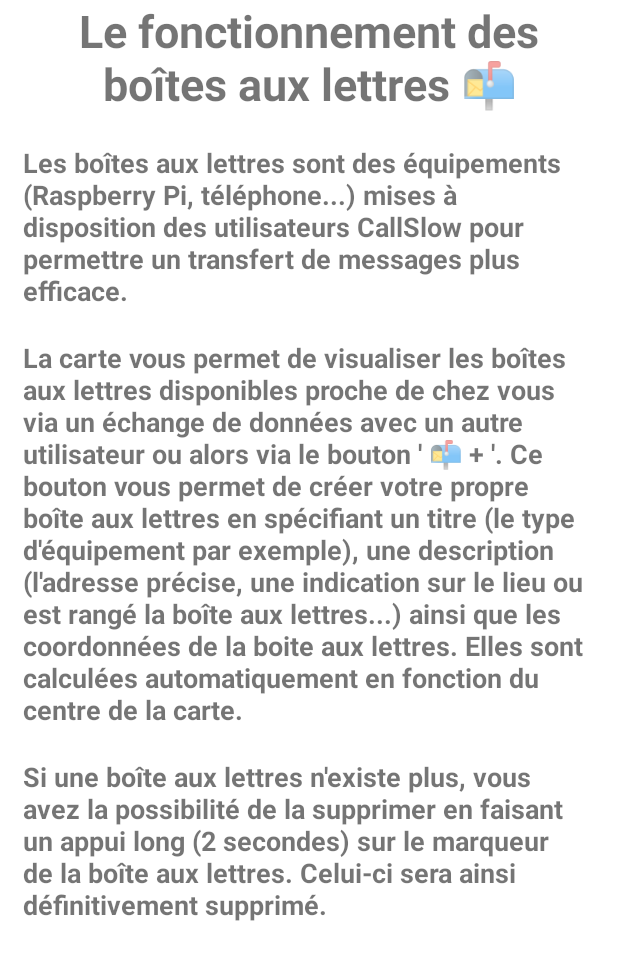
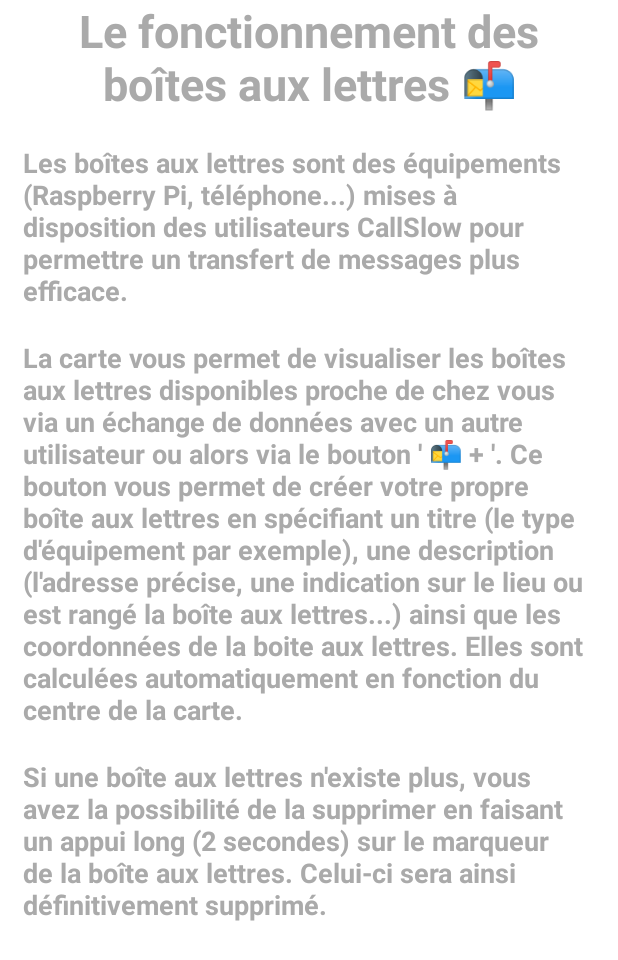
Before and after one commit to CallSlow/CallSlow, an Android app: the layout tuto_maps_popup.xml on its own in the app's theme, with its tools: preview values and no code run, on a phone screen of 412 x 824 dp. Shown: the top 960 px of the screen. Run offline under Robolectric (Android 15) with nearby library versions, the phone set to English and light mode, and no system bars.

```diff
--- a/app/src/main/res/layout/maps_popup.xml
+++ b/app/src/main/res/layout/maps_popup.xml
@@ -1,7 +1,5 @@
 <?xml version="1.0" encoding="utf-8"?>
 <LinearLayout xmlns:android="http://schemas.android.com/apk/res/android"
-    xmlns:app="http://schemas.android.com/apk/res-auto"
-    xmlns:tools="http://schemas.android.com/tools"
     android:id="@+id/conversation_fragment"
     android:layout_width="match_parent"
     android:layout_height="match_parent"
--- a/app/src/main/res/layout/tuto_maps_popup.xml
+++ b/app/src/main/res/layout/tuto_maps_popup.xml
@@ -23,6 +23,7 @@
             android:layout_width="wrap_content"
             android:layout_height="wrap_content"
             android:text="Le fonctionnement des boîtes aux lettres 📬"
+            android:textColor="@android:color/darker_gray"
             android:textAlignment="center"
             android:textSize="30sp"
             android:textStyle="bold" />
@@ -33,6 +34,7 @@
             android:layout_height="wrap_content"
             android:layout_below="@id/text_title"
             android:text="Les boîtes aux lettres sont des équipements (Raspberry Pi, téléphone...) mises à disposition des utilisateurs CallSlow pour permettre un transfert de messages plus efficace.  "
+            android:textColor="@android:color/darker_gray"
             android:layout_marginTop="20sp"
             android:textSize="18sp"
             android:textStyle="bold" />
@@ -43,6 +45,7 @@
             android:layout_height="wrap_content"
             android:layout_below="@id/textView_name"
             android:layout_marginTop="20sp"
+            android:textColor="@android:color/darker_gray"
             android:text="La carte vous permet de visualiser les boîtes aux lettres disponibles proche de chez vous via un échange de données avec un autre utilisateur ou alors via le bouton \' 📬 + \'. Ce bouton vous permet de créer votre propre boîte aux lettres en spécifiant un titre (le type d'équipement par exemple), une description (l'adresse précise, une indication sur le lieu ou est rangé la boîte aux lettres...) ainsi que les coordonnées de la boite aux lettres. Elles sont calculées automatiquement en fonction du centre de la carte."
             android:textSize="18sp"
             android:textStyle="bold" />
@@ -53,6 +56,7 @@
             android:layout_height="wrap_content"
             android:layout_below="@id/textView_name2"
             android:layout_marginTop="20sp"
+            android:textColor="@android:color/darker_gray"
             android:text="Si une boîte aux lettres n'existe plus, vous avez la possibilité de la supprimer en faisant un appui long (2 secondes) sur le marqueur de la boîte aux lettres. Celui-ci sera ainsi définitivement supprimé."
             android:textSize="18sp"
             android:textStyle="bold" />
```
